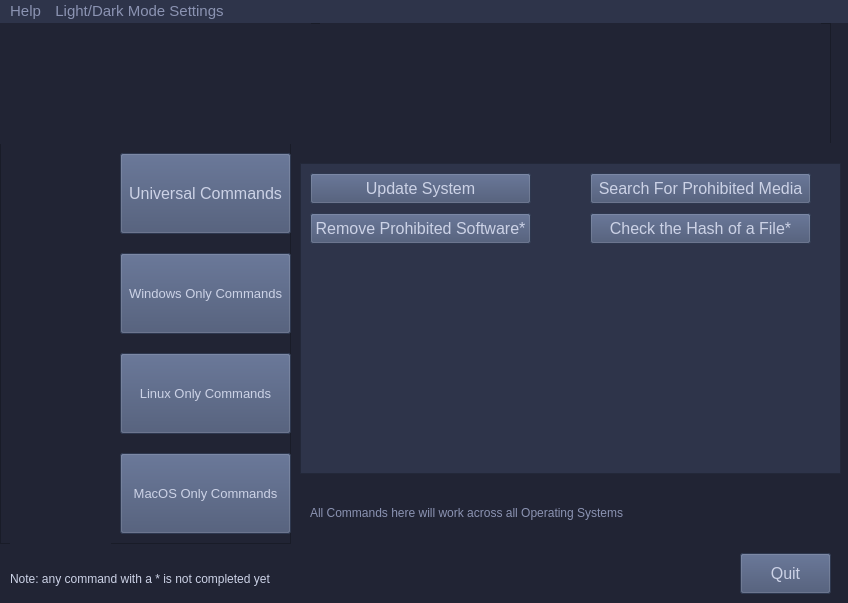
vipersniper0501/CP_Scripts2, file GUIs/ScriptRunnerPyQt5_GUI/PyUIs/MainMenu2.ui: the form before one commit.
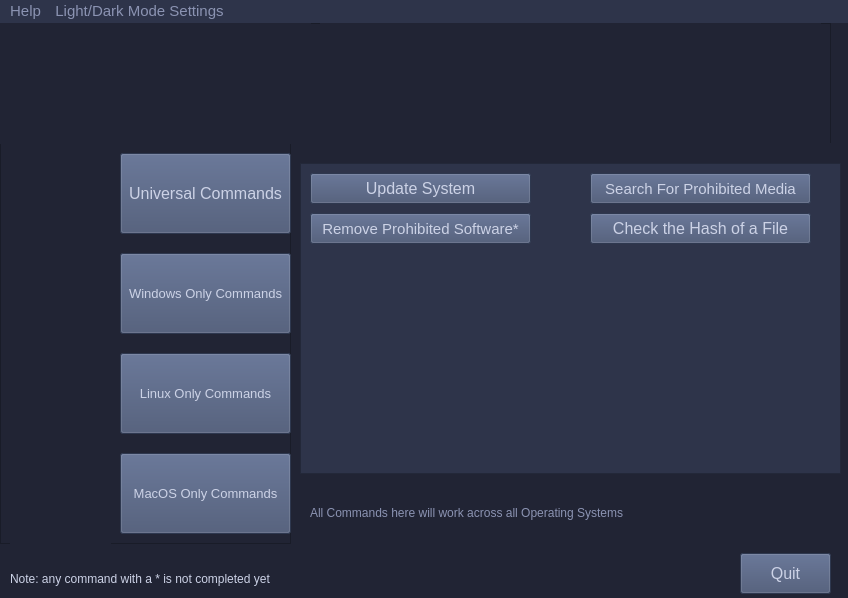
The form after the commit. Icons and pictures are not drawn.

Diff of the .ui file:
```diff
--- a/GUIs/ScriptRunnerPyQt5_GUI/PyUIs/MainMenu2.ui
+++ b/GUIs/ScriptRunnerPyQt5_GUI/PyUIs/MainMenu2.ui
@@ -10,7 +10,7 @@
     <x>0</x>
     <y>0</y>
     <width>848</width>
-    <height>603</height>
+    <height>598</height>
    </rect>
   </property>
   <property name="windowTitle">
@@ -328,7 +328,7 @@
        </property>
        <property name="font">
         <font>
-         <pointsize>12</pointsize>
+         <pointsize>11</pointsize>
         </font>
        </property>
        <property name="toolTip">
@@ -352,7 +352,7 @@
        </property>
        <property name="font">
         <font>
-         <pointsize>12</pointsize>
+         <pointsize>11</pointsize>
         </font>
        </property>
        <property name="styleSheet">
@@ -416,7 +416,7 @@
         <string notr="true">background-color: #414E6E;color: #CCD2E6;</string>
        </property>
        <property name="text">
-        <string>Check the Hash of a File*</string>
+        <string>Check the Hash of a File</string>
        </property>
       </widget>
      </widget>
```
Left out of the diff: 6 changed lines with no effect on the pictures.
